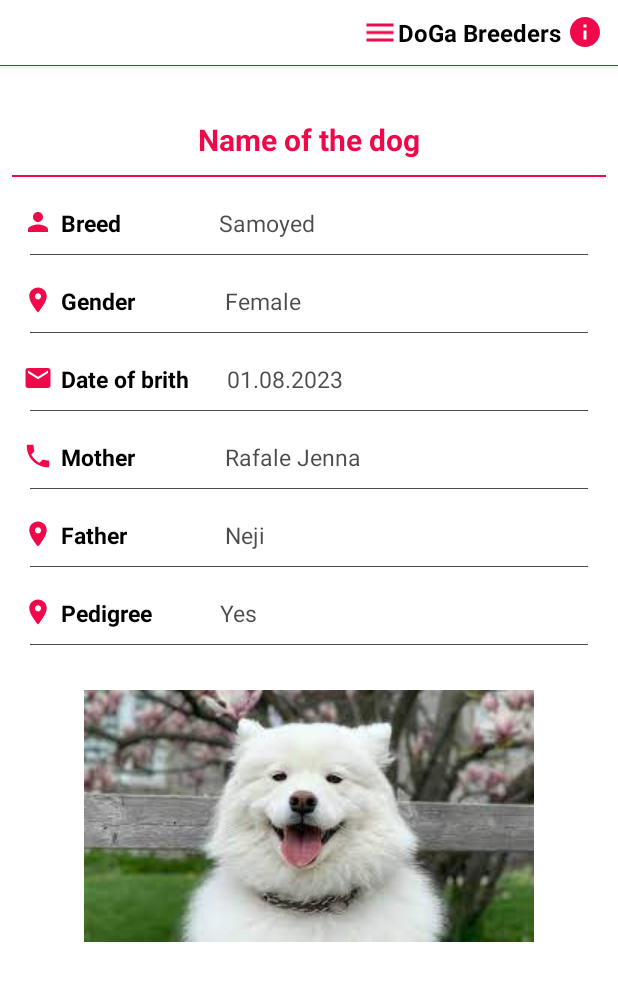
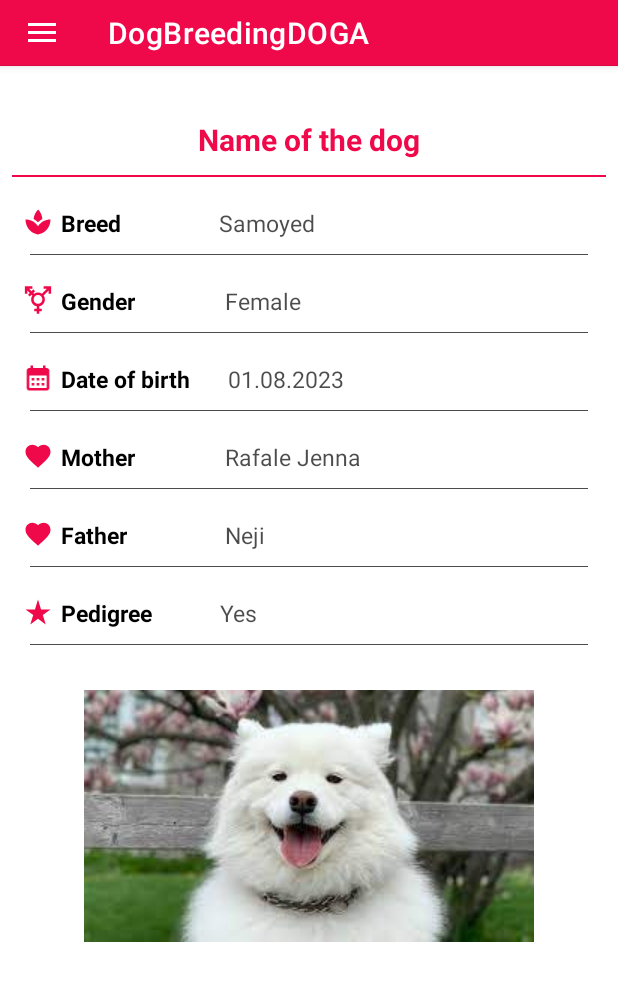
Before and after one commit to DorianePapilloud/DogBreedingDOGA, an Android app: the DogDetailsFragment screen opened through its navigation route, on a phone screen of 412 x 824 dp. Shown: the top 981 px of the screen. Run offline under Robolectric (Android 15) with nearby library versions, the light colour scheme and no system bars; our stand-ins replace Room's generated code; libraries missing offline, so code that uses them is left out: io.paperdb; 7 statements that could not run were skipped.

Commit message:
Toolbar OKKKKK Looking for the dog details

```diff
--- a/app/src/main/java/com/example/dogbreedingdoga/ui/BreederProfileActivity.java
+++ b/app/src/main/java/com/example/dogbreedingdoga/ui/BreederProfileActivity.java
@@ -54,7 +54,6 @@ public class BreederProfileActivity extends BaseActivity {
         super.onCreate(savedInstanceState);
         setContentView(R.layout.activity_breeder_profile);
 
-        toolbar = (Toolbar) findViewById(R.id.toolbar);
 
 //        getLayoutInflater().inflate(R.layout.create_new_account_tab_fragment, frameLayout);
 
--- a/app/src/main/java/com/example/dogbreedingdoga/viewmodel/dog/AddNewDogFragment.java
+++ b/app/src/main/java/com/example/dogbreedingdoga/viewmodel/dog/AddNewDogFragment.java
@@ -135,8 +135,8 @@ public class AddNewDogFragment extends Fragment implements DatePickerDialog.OnDa
             }
         });
 
-        long idDogFromList = AddNewDogFragmentArgs.fromBundle(getArguments()).getDogId();
-        System.out.println("================================================ " + idDogFromList);
+//        long idDogFromList = AddNewDogFragmentArgs.fromBundle(getArguments()).getDogId();
+//        System.out.println("================================================ " + idDogFromList);
 
 
         // =================== code à checker ========================
--- a/app/src/main/java/com/example/dogbreedingdoga/viewmodel/dog/DogDetailsFragment.java
+++ b/app/src/main/java/com/example/dogbreedingdoga/viewmodel/dog/DogDetailsFragment.java
@@ -8,14 +8,31 @@ import androidx.lifecycle.ViewModelProvider;
 import android.view.LayoutInflater;
 import android.view.View;
 import android.view.ViewGroup;
+import android.widget.EditText;
+import android.widget.TextView;
 
+import com.example.dogbreedingdoga.Database.Entity.Dog;
+import com.example.dogbreedingdoga.Database.Repository.DogRepository;
 import com.example.dogbreedingdoga.R;
 import com.example.dogbreedingdoga.ui.BaseActivity;
 import com.example.dogbreedingdoga.viewmodel.breeder.BreederViewModel;
 
 public class DogDetailsFragment extends Fragment {
 
-    BaseActivity baseActivity = new BaseActivity();
+
+    private TextView tv_nameDog;
+    private TextView tv_breedDog;
+    private TextView tv_birthDateDog;
+
+    private TextView tv_gender;
+    private TextView tv_mother;
+    private TextView tv_pedigree;
+
+    private Dog dog;
+
+    private DogRepository dogRepository;
+    private DogViewModel viewModel;
+    private long idDoggy;
 
 
 //
@@ -51,25 +68,41 @@ public class DogDetailsFragment extends Fragment {
 //    }
 
 
+
     @Override
     public View onCreateView(LayoutInflater inflater, ViewGroup container,
                              Bundle savedInstanceState) {
+
+//        long idDoggy = savedInstanceState.getLong("DogID", 0L);
+
+
+        Bundle data = getArguments();
+        if(data != null){
+            idDoggy = data.getLong("DogID");
+        }
+
         // Inflate the layout for this fragment
         View view = getLayoutInflater().inflate(R.layout.fragment_dog_details, container, false);
-//        view. navigationView.setCheckedItem(baseActivity.position);
-//
-//        Long dogId = getActivity().getIntent().getLongExtra("dogId", 0L);
-//
-//
-//        DogViewModel.Factory factory = new DogViewModel(getActivity().getApplication(), dogId, );
-//        viewModel = new ViewModelProvider(this, factory).get(BreederViewModel.class);
-//        viewModel.getBreeder().observe(this, accountEntity -> {
-//            if (accountEntity != null) {
-//                breeder = accountEntity;
-//                updateContent();
-//            }
-//        });
+
+        Long dogId = getActivity().getIntent().getLongExtra("dogId", 0L);
+
+        DogViewModel.Factory factory = new DogViewModel.Factory(getActivity().getApplication(), dogId, dog.getBreederMail());
+        viewModel = new ViewModelProvider(this, factory).get(DogViewModel.class);
+        viewModel.getDog().observe(getActivity(), dogEntity -> {
+            if (dogEntity != null) {
+                dog = dogEntity;
+                getDataFromIdDog();
+            }
+        });
 
         return view;
     }
+
+    private void getDataFromIdDog() {
+
+        tv_nameDog = getActivity().findViewById(R.id.tv_dog_details_name_dog);
+        tv_nameDog.setText(dog.getNameDog());
+
+    }
+
 }
--- a/app/src/main/java/com/example/dogbreedingdoga/viewmodel/dog/DogsListFragment.java
+++ b/app/src/main/java/com/example/dogbreedingdoga/viewmodel/dog/DogsListFragment.java
@@ -78,15 +78,18 @@ public class DogsListFragment extends Fragment {
 
                 FragmentManager fragmentManager = getParentFragmentManager();
 
+
+//                DogsListFragmentDirections.ActionDogsListFragmentToAddNewDogFragment action  = DogsListFragmentDirections.actionDogsListFragmentToAddNewDogFragment(idDog);
+//                action.setDogId(idDog);
+//                Navigation.findNavController(view).navigate(action);
+
                 long idDog = dogs.get(position).getIdDog();
-                DogsListFragmentDirections.ActionDogsListFragmentToAddNewDogFragment action  = DogsListFragmentDirections.actionDogsListFragmentToAddNewDogFragment(idDog);
-                action.setDogId(idDog);
-                Navigation.findNavController(view).navigate(action);
-
-                System.out.println("===============================================" + idDog);
-
+                Bundle data = new Bundle();
+                data.putLong("DogID", idDog);
+                DogDetailsFragment dogDetailsFragment = new DogDetailsFragment();
+                dogDetailsFragment.setArguments(data);
                 fragmentManager.beginTransaction()
-                        .replace(R.id.nv_NavHostView, AddNewDogFragment.class, null)
+                        .replace(R.id.nv_NavHostView, dogDetailsFragment)
                         .setReorderingAllowed(true)
                         .addToBackStack("").commit();
             }
--- /dev/null
+++ b/app/src/main/res/drawable/ic__star_24dp.xml
@@ -0,0 +1,5 @@
+<vector android:height="24dp" android:tint="#EF094A"
+    android:viewportHeight="24" android:viewportWidth="24"
+    android:width="24dp" xmlns:android="http://schemas.android.com/apk/res/android">
+    <path android:fillColor="@android:color/white" android:pathData="M14.43,10l-2.43,-8l-2.43,8l-7.57,0l6.18,4.41l-2.35,7.59l6.17,-4.69l6.18,4.69l-2.35,-7.59l6.17,-4.41z"/>
+</vector>
--- /dev/null
+++ b/app/src/main/res/drawable/ic_breed_24dp.xml
@@ -0,0 +1,6 @@
+<vector android:height="24dp" android:tint="#EF094A"
+    android:viewportHeight="24" android:viewportWidth="24"
+    android:width="24dp" xmlns:android="http://schemas.android.com/apk/res/android">
+    <path android:fillColor="@android:color/white" android:pathData="M8.55,12c-1.07,-0.71 -2.25,-1.27 -3.53,-1.61 1.28,0.34 2.46,0.9 3.53,1.61zM18.98,10.39c-1.29,0.34 -2.49,0.91 -3.57,1.64 1.08,-0.73 2.28,-1.3 3.57,-1.64z"/>
+    <path android:fillColor="@android:color/white" android:pathData="M15.49,9.63c-0.18,-2.79 -1.31,-5.51 -3.43,-7.63 -2.14,2.14 -3.32,4.86 -3.55,7.63 1.28,0.68 2.46,1.56 3.49,2.63 1.03,-1.06 2.21,-1.94 3.49,-2.63zM8.99,12.28c-0.14,-0.1 -0.3,-0.19 -0.45,-0.29 0.15,0.11 0.31,0.19 0.45,0.29zM15.41,12.03c-0.13,0.09 -0.27,0.16 -0.4,0.26 0.13,-0.1 0.27,-0.17 0.4,-0.26zM12,15.45C9.85,12.17 6.18,10 2,10c0,5.32 3.36,9.82 8.03,11.49 0.63,0.23 1.29,0.4 1.97,0.51 0.68,-0.12 1.33,-0.29 1.97,-0.51C18.64,19.82 22,15.32 22,10c-4.18,0 -7.85,2.17 -10,5.45z"/>
+</vector>
--- /dev/null
+++ b/app/src/main/res/drawable/ic_gender_24dp.xml
@@ -0,0 +1,5 @@
+<vector android:height="24dp" android:tint="#EF094A"
+    android:viewportHeight="24" android:viewportWidth="24"
+    android:width="24dp" xmlns:android="http://schemas.android.com/apk/res/android">
+    <path android:fillColor="@android:color/white" android:pathData="M12,8c1.93,0 3.5,1.57 3.5,3.5S13.93,15 12,15s-3.5,-1.57 -3.5,-3.5S10.07,8 12,8zM16.53,8.38l3.97,-3.96V7h2V1h-6v2h2.58l-3.97,3.97C14.23,6.36 13.16,6 12,6c-1.16,0 -2.23,0.36 -3.11,0.97L8.24,6.32l1.41,-1.41L8.24,3.49L6.82,4.9L4.92,3H7.5V1h-6v6h2V4.42l1.91,1.9L3.99,7.74l1.41,1.41l1.41,-1.41l0.65,0.65C6.86,9.27 6.5,10.34 6.5,11.5c0,2.7 1.94,4.94 4.5,5.41L11,19H9v2h2v2h2v-2h2v-2h-2l0,-2.09c2.56,-0.47 4.5,-2.71 4.5,-5.41C17.5,10.34 17.14,9.27 16.53,8.38z"/>
+</vector>
--- /dev/null
+++ b/app/src/main/res/drawable/ic_parents_24dp.xml
@@ -0,0 +1,5 @@
+<vector android:height="24dp" android:tint="#EF094A"
+    android:viewportHeight="24" android:viewportWidth="24"
+    android:width="24dp" xmlns:android="http://schemas.android.com/apk/res/android">
+    <path android:fillColor="@android:color/white" android:pathData="M12,21.35l-1.45,-1.32C5.4,15.36 2,12.28 2,8.5 2,5.42 4.42,3 7.5,3c1.74,0 3.41,0.81 4.5,2.09C13.09,3.81 14.76,3 16.5,3 19.58,3 22,5.42 22,8.5c0,3.78 -3.4,6.86 -8.55,11.54L12,21.35z"/>
+</vector>
--- a/app/src/main/res/layout/fragment_dog_details.xml
+++ b/app/src/main/res/layout/fragment_dog_details.xml
@@ -15,6 +15,7 @@
 
 
         <TextView
+            android:id="@+id/tv_dog_details_name_dog"
             android:layout_width="wrap_content"
             android:layout_height="wrap_content"
             android:text="Name of the dog"
@@ -47,11 +48,11 @@
         <ImageView
             android:layout_width="20dp"
             android:layout_height="20dp"
-            android:src="@drawable/ic_person"/>
+            android:src="@drawable/ic_breed_24dp"/>
         <TextView
             android:layout_width="wrap_content"
             android:layout_height="wrap_content"
-            android:text="Breed"
+            android:text="@string/str_DogBreed"
             android:textStyle="bold"
             android:textColor="@color/black"
             android:textSize="15dp"
@@ -59,6 +60,7 @@
             />
 
         <TextView
+            android:id="@+id/tv_dog_details_breed"
             android:layout_width="wrap_content"
             android:layout_height="wrap_content"
             android:text="Samoyed"
@@ -89,11 +91,11 @@
         <ImageView
             android:layout_width="20dp"
             android:layout_height="20dp"
-            android:src="@drawable/ic_address"/>
+            android:src="@drawable/ic_gender_24dp"/>
         <TextView
             android:layout_width="wrap_content"
             android:layout_height="wrap_content"
-            android:text="Gender"
+            android:text="@string/str_dogGender"
             android:textStyle="bold"
             android:textColor="@color/black"
             android:textSize="15dp"
@@ -101,6 +103,7 @@
             />
 
         <TextView
+            android:id="@+id/tv_dog_details_gender"
             android:layout_width="wrap_content"
             android:layout_height="wrap_content"
             android:text="Female"
@@ -131,11 +134,11 @@
         <ImageView
             android:layout_width="20dp"
             android:layout_height="20dp"
-            android:src="@drawable/ic_email"/>
+            android:src="@drawable/ic_calendar"/>
         <TextView
             android:layout_width="wrap_content"
             android:layout_height="wrap_content"
-            android:text="Date of brith"
+            android:text="@string/str_dogDateOfBirht"
             android:textStyle="bold"
             android:textColor="@color/black"
             android:textSize="15dp"
@@ -143,6 +146,7 @@
             />
 
         <TextView
+            android:id="@+id/tv_dog_details_birth"
             android:layout_width="wrap_content"
             android:layout_height="wrap_content"
             android:text="01.08.2023"
@@ -173,11 +177,11 @@
         <ImageView
             android:layout_width="20dp"
             android:layout_height="20dp"
-            android:src="@drawable/ic_phone"/>
+            android:src="@drawable/ic_parents_24dp"/>
         <TextView
             android:layout_width="wrap_content"
             android:layout_height="wrap_content"
-            android:text="Mother"
+            android:text="@string/str_DogMother"
             android:textStyle="bold"
             android:textColor="@color/black"
             android:textSize="15dp"
@@ -185,6 +189,7 @@
             />
 
         <TextView
+            android:id="@+id/tv_dog_details_mother"
             android:layout_width="wrap_content"
             android:layout_height="wrap_content"
             android:text="Rafale Jenna"
@@ -216,11 +221,11 @@
         <ImageView
             android:layout_width="20dp"
             android:layout_height="20dp"
-            android:src="@drawable/ic_address"/>
+            android:src="@drawable/ic_parents_24dp"/>
         <TextView
             android:layout_width="wrap_content"
             android:layout_height="wrap_content"
-            android:text="Father"
+            android:text="@string/str_DogFather"
             android:textStyle="bold"
             android:textColor="@color/black"
             android:textSize="15dp"
@@ -228,6 +233,7 @@
             />
 
         <TextView
+            android:id="@+id/tv_dog_details_father"
             android:layout_width="wrap_content"
             android:layout_height="wrap_content"
             android:text="Neji"
@@ -259,11 +265,11 @@
         <ImageView
             android:layout_width="20dp"
             android:layout_height="20dp"
-            android:src="@drawable/ic_address"/>
+            android:src="@drawable/ic__star_24dp"/>
         <TextView
             android:layout_width="wrap_content"
             android:layout_height="wrap_content"
-            android:text="Pedigree"
+            android:text="@string/str_DogPedigree"
             android:textStyle="bold"
             android:textColor="@color/black"
             android:textSize="15dp"
@@ -271,6 +277,7 @@
             />
 
         <TextView
+            android:id="@+id/tv_dog_details_pedigree"
             android:layout_width="wrap_content"
             android:layout_height="wrap_content"
             android:text="Yes"
@@ -297,6 +304,7 @@
         android:layout_height="wrap_content">
 
         <ImageView
+            android:id="@+id/iv_dog_details_picture"
             android:layout_width="match_parent"
             android:layout_height="wrap_content"
             android:paddingTop="30dp"
--- a/app/src/main/res/layout/toolbar.xml
+++ b/app/src/main/res/layout/toolbar.xml
@@ -18,32 +18,9 @@
         android:layout_width="match_parent"
         android:layout_height="43dp"
         android:background="?attr/colorPrimary"
-        android:backgroundTint="@color/white"
+        android:backgroundTint="@color/myColor"
         android:minHeight="?attr/actionBarSize"
         android:theme="?attr/actionBarTheme">
-
-        <ImageView
-            android:layout_width="wrap_content"
-            android:layout_height="match_parent"
-            android:src="@drawable/ic_menu"/>
-
-        <TextView
-            android:layout_width="wrap_content"
-            android:layout_height="wrap_content"
-            android:layout_gravity="center"
-            android:text="DoGa Breeders"
-            android:textColor="@android:color/black"
-            android:textSize="16dp"
-            android:textStyle="bold" />
-
-        <ImageView
-            android:id="@+id/tv_about"
-            android:layout_width="wrap_content"
-            android:layout_height="wrap_content"
-            android:layout_alignParentRight="true"
-            android:layout_gravity="end"
-            android:paddingEnd="10dp"
-            android:src="@drawable/ic_info_mycolor_24dp"/>
 
     </androidx.appcompat.widget.Toolbar>
 
--- a/app/src/main/res/values/strings.xml
+++ b/app/src/main/res/values/strings.xml
@@ -63,6 +63,8 @@
     <string name="language_settings_title">Language</string>
     <string name="language_en" translatable="false">English</string>
     <string name="language_fr" translatable="false">Français</string>
+    <string name="str_dogGender">Gender</string>
+    <string name="str_dogDateOfBirht">Date of birth</string>
     <string-array name="pref_language_list_entries">
         <item>@string/language_en</item>
         <item>@string/language_fr</item>
```
Also changed, not shown: 1 other file.
